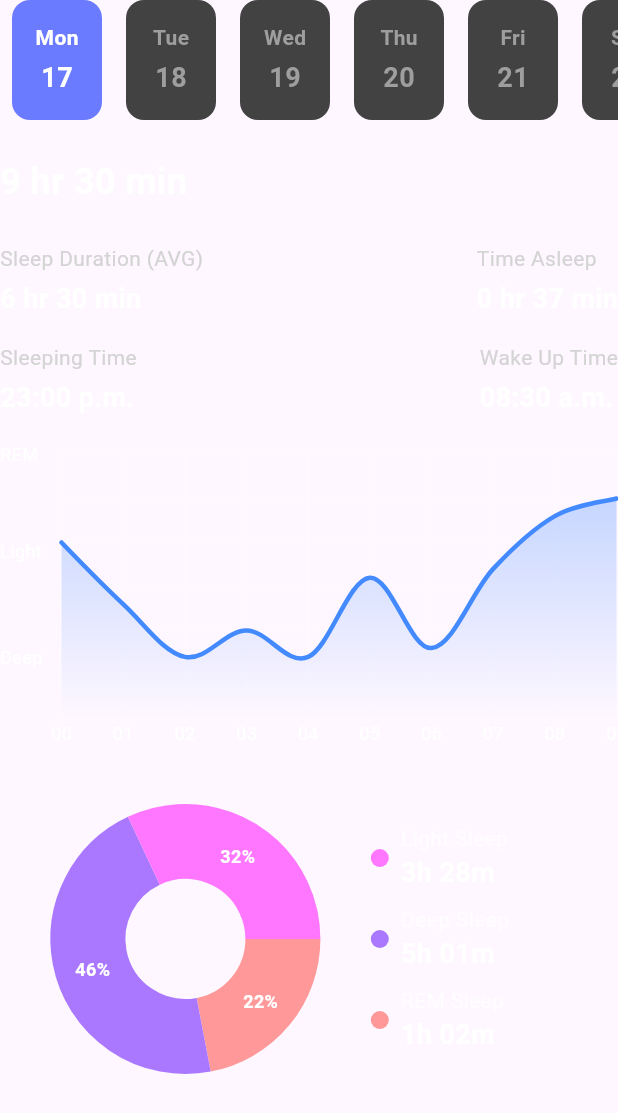
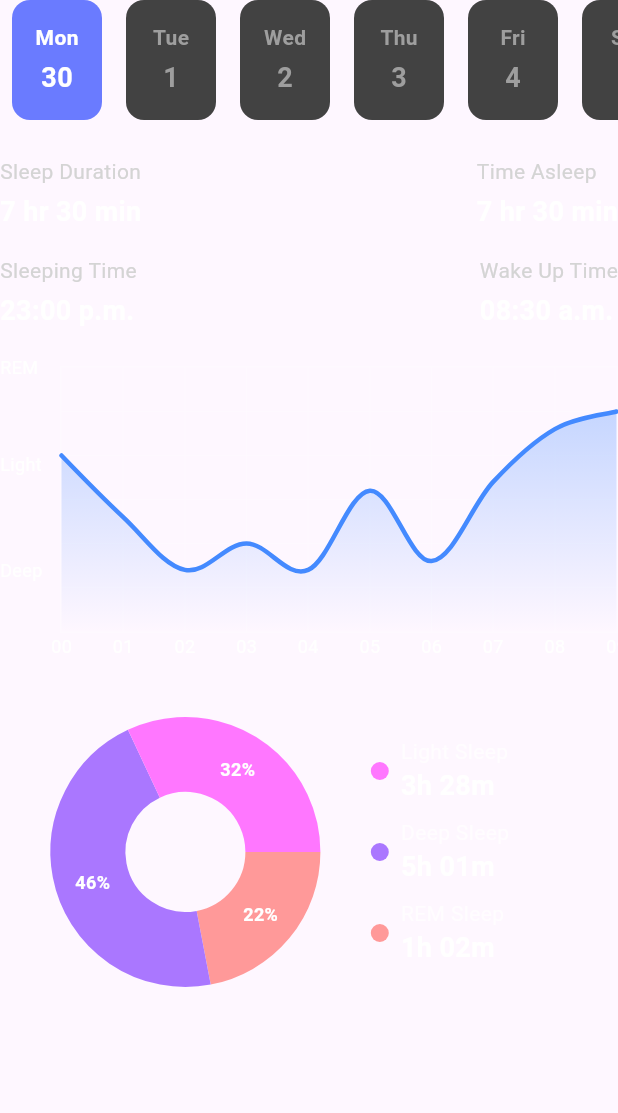
Before and after one commit to punipyuni/SleepPal, a Flutter app: the DayStatisticsView widget shown alone on an empty page, opened directly, after a tap on "Mon", on a phone screen of 412 x 824 dp. Shown: the top 1113 px of the screen. Run offline on Flutter 3.47's test engine with Material 3 defaults, Android fonts, the phone set to English and light mode, and no system bars; drawn by our look-alikes of fl_chart; our stand-ins replace dash_chat_2; missing offline and left inert: health; network calls fail.

Commit message:
Update bar chart and day selector

```diff
--- a/lib/widgets/day_selector.dart
+++ b/lib/widgets/day_selector.dart
@@ -1,36 +1,35 @@
 import 'package:flutter/material.dart';
 import '../widgets/day_button.dart';
+import '../widgets/sleep_stat_provider.dart';
+import 'package:provider/provider.dart';
+
 class DaySelector extends StatelessWidget {
-  final int selectedIndex;
-  final Function(int) onSelected;
-
-  const DaySelector({
-    Key? key,
-    required this.selectedIndex,
-    required this.onSelected,
-  }) : super(key: key);
-
   @override
   Widget build(BuildContext context) {
+    return Consumer<SleepStatisticsProvider>(
+      builder: (context, provider, child) {
         final List<String> days = ['Mon', 'Tue', 'Wed', 'Thu', 'Fri', 'Sat', 'Sun'];
 
         return Container(
-      height: 80, // Adjust height as needed
+          height: 80,
           child: ListView.builder(
             scrollDirection: Axis.horizontal,
             itemCount: 7,
             itemBuilder: (context, index) {
+              final date = provider.getDateForIndex(index);
               return Padding(
                 padding: EdgeInsets.symmetric(horizontal: 8),
                 child: DayButton(
                   day: days[index],
-              date: (index + 17).toString(), // Simplified date logic
-              isSelected: index == selectedIndex,
-              onTap: () => onSelected(index),
+                  date: date.day.toString(),
+                  isSelected: index == provider.selectedDayIndex,
+                  onTap: () => provider.selectDayInDayView(index),
                 ),
               );
             },
           ),
         );
+      },
+    );
   }
 }
--- a/lib/widgets/day_stat_view.dart
+++ b/lib/widgets/day_stat_view.dart
@@ -4,12 +4,8 @@ import '../widgets/day_selector.dart';
 import '../widgets/sleep_phase_chart.dart';
 import '../widgets/sleep_pie_chart.dart';
 import '../widgets/statistic_item.dart';
-import '../widgets/day_week_selector.dart';
-import '../widgets/stats_header.dart';
 import '../widgets/sleep_stat_provider.dart';
 import 'package:provider/provider.dart';
-import 'week_stat_view.dart';
-
 
 class DayStatisticsView extends StatelessWidget {
   @override
@@ -19,29 +15,21 @@ class DayStatisticsView extends StatelessWidget {
         return Column(
           crossAxisAlignment: CrossAxisAlignment.start,
           children: [
-            DaySelector(
-              selectedIndex: provider.selectedDayIndex,
-              onSelected: provider.selectDayInDayView,
-            ),
-            SizedBox(height: 24),
-            Text(
-              '9 hr 30 min', // This should be fetched from the provider based on the selected day
-              style: TextStyle(fontSize: 24, fontWeight: FontWeight.bold, color: Colors.white),
-            ),
+            DaySelector(),
             SizedBox(height: 24),
             Row(
               mainAxisAlignment: MainAxisAlignment.spaceBetween,
               children: [
-                StatisticItem(title: 'Sleep Duration (AVG)', value: '6 hr 30 min'),
-                StatisticItem(title: 'Time Asleep', value: '0 hr 37 min'),
+                StatisticItem(title: 'Sleep Duration', value: provider.selectedDaySleepDuration),
+                StatisticItem(title: 'Time Asleep', value: provider.selectedDayTimeAsleep),
               ],
             ),
             SizedBox(height: 16),
             Row(
               mainAxisAlignment: MainAxisAlignment.spaceBetween,
               children: [
-                StatisticItem(title: 'Sleeping Time', value: '23:00 p.m.'),
-                StatisticItem(title: 'Wake Up Time', value: '08:30 a.m.'),
+                StatisticItem(title: 'Sleeping Time', value: provider.selectedDaySleepingTime),
+                StatisticItem(title: 'Wake Up Time', value: provider.selectedDayWakeUpTime),
               ],
             ),
             SizedBox(height: 24),
--- a/lib/widgets/sleep_stat_provider.dart
+++ b/lib/widgets/sleep_stat_provider.dart
@@ -51,10 +51,22 @@ import 'package:flutter/foundation.dart';
 
 class SleepStatisticsProvider with ChangeNotifier {
   bool _isDayView = true;
-  int _selectedDayIndex = 0; // For day view
-  int? _selectedWeekDayIndex; // For week view
+  late DateTime _currentWeekStart;
+  late int _selectedDayIndex;
+  int? _selectedWeekDayIndex;
+
+  SleepStatisticsProvider() {
+    _initializeDates();
+  }
+
+  void _initializeDates() {
+    final now = DateTime.now();
+    _currentWeekStart = now.subtract(Duration(days: now.weekday - 1));
+    _selectedDayIndex = now.weekday - 1; // 0-based index (0 = Monday, 6 = Sunday)
+  }
+
   List<Map<String, dynamic>> _weeklyData = [
-    {
+     {
       'day': 'Mon',
       'duration': Duration(hours: 7, minutes: 30),
       'rem': Duration(hours: 1, minutes: 30),
@@ -70,47 +82,45 @@ class SleepStatisticsProvider with ChangeNotifier {
     },
     {
       'day': 'Wed',
-      'duration': Duration(hours: 9, minutes: 0),
+      'duration': Duration(hours: 9, minutes: 30),
       'rem': Duration(hours: 2, minutes: 0),
       'light': Duration(hours: 5, minutes: 30),
       'deep': Duration(hours: 1, minutes: 30),
     },
     {
       'day': 'Thu',
-      'duration': Duration(hours: 6, minutes: 45),
+      'duration': Duration(hours: 5, minutes: 50),
       'rem': Duration(hours: 1, minutes: 15),
       'light': Duration(hours: 3, minutes: 30),
       'deep': Duration(hours: 2, minutes: 0),
     },
     {
       'day': 'Fri',
-      'duration': Duration(hours: 6, minutes: 45),
+      'duration': Duration(hours: 8, minutes: 34),
       'rem': Duration(hours: 1, minutes: 15),
       'light': Duration(hours: 3, minutes: 30),
       'deep': Duration(hours: 2, minutes: 0),
     },
     {
       'day': 'Sat',
-      'duration': Duration(hours: 6, minutes: 45),
+      'duration': Duration(hours: 10, minutes: 11),
       'rem': Duration(hours: 1, minutes: 15),
       'light': Duration(hours: 3, minutes: 30),
       'deep': Duration(hours: 2, minutes: 0),
     },
     {
       'day': 'Sun',
-      'duration': Duration(hours: 6, minutes: 45),
+      'duration': Duration(hours: 9, minutes: 0),
       'rem': Duration(hours: 1, minutes: 15),
       'light': Duration(hours: 3, minutes: 30),
       'deep': Duration(hours: 2, minutes: 0),
     },
-    // Add similar data for Wed, Thu, Fri, Sat, Sun
+
   ];
 
-  bool get isDayView => _isDayView;
-  int get selectedDayIndex => _selectedDayIndex;
-  int? get selectedWeekDayIndex => _selectedWeekDayIndex;
+    List<Map<String, dynamic>> get weeklyChartData {
+    final maxDuration = _weeklyData.map((day) => day['duration'] as Duration).reduce((a, b) => a > b ? a : b);
 
-  List<Map<String, dynamic>> get weeklyData {
     return _weeklyData.map((day) {
       final totalMinutes = day['duration'].inMinutes;
       return {
@@ -118,17 +128,50 @@ class SleepStatisticsProvider with ChangeNotifier {
         'remFactor': day['rem'].inMinutes / totalMinutes,
         'lightFactor': day['light'].inMinutes / totalMinutes,
         'deepFactor': day['deep'].inMinutes / totalMinutes,
+        'totalDuration': day['duration'] as Duration,
+        'heightFactor': (day['duration'] as Duration).inMinutes / maxDuration.inMinutes,
       };
     }).toList();
   }
 
-  String? get selectedWeekDayDuration {
-    if (_selectedWeekDayIndex != null && _selectedWeekDayIndex! >= 0 && _selectedWeekDayIndex! < _weeklyData.length) {
-      final duration = _weeklyData[_selectedWeekDayIndex!]['duration'] as Duration;
-      return '${duration.inHours} hr ${duration.inMinutes.remainder(60)} min';
-    }
-    return null;
+  bool get isDayView => _isDayView;
+  int get selectedDayIndex => _selectedDayIndex;
+  int? get selectedWeekDayIndex => _selectedWeekDayIndex;
+  DateTime get currentWeekStart => _currentWeekStart;
+
+  List<Map<String, dynamic>> get weeklyData => _weeklyData;
+
+  Map<String, dynamic> get selectedDayData =>
+      _selectedWeekDayIndex != null ? _weeklyData[_selectedWeekDayIndex!] : _weeklyData[_selectedDayIndex];
+
+  String get selectedDayDuration {
+    final duration = selectedDayData['duration'] as Duration;
+    return '${duration.inHours} hr ${duration.inMinutes.remainder(60)} min';
   }
+
+  String get selectedDaySleepDuration => selectedDayDuration;
+
+  String get selectedDayTimeAsleep {
+    final rem = selectedDayData['rem'] as Duration;
+    final light = selectedDayData['light'] as Duration;
+    final deep = selectedDayData['deep'] as Duration;
+    final totalAsleep = rem + light + deep;
+    return '${totalAsleep.inHours} hr ${totalAsleep.inMinutes.remainder(60)} min';
+  }
+
+  String get selectedDaySleepingTime {
+    // Assuming you store sleeping time in your data model
+    // If not, you might want to calculate it based on your data
+    return '23:00 p.m.';
+  }
+
+  String get selectedDayWakeUpTime {
+    // Assuming you store wake up time in your data model
+    // If not, you might want to calculate it based on your data
+    return '08:30 a.m.';
+  }
+
+  // ... (keep the rest of the methods from the previous version)
 
   void toggleView(bool isDay) {
     _isDayView = isDay;
@@ -137,13 +180,16 @@ class SleepStatisticsProvider with ChangeNotifier {
 
   void selectDayInDayView(int index) {
     _selectedDayIndex = index;
+    _selectedWeekDayIndex = null;
     notifyListeners();
   }
 
-  void selectDayInWeekView(int? index) {
+  void selectDayInWeekView(int index) {
     _selectedWeekDayIndex = index;
     notifyListeners();
   }
 
-  // Add more methods as needed for fetching and updating sleep statistics data
+  DateTime getDateForIndex(int index) {
+    return _currentWeekStart.add(Duration(days: index));
+  }
 }
--- a/lib/widgets/week_stat_view.dart
+++ b/lib/widgets/week_stat_view.dart
@@ -15,17 +15,17 @@ class WeekStatisticsView extends StatelessWidget {
           children: [
             SizedBox(height: 16),
             Text(
-              provider.selectedWeekDayDuration ?? '--:--',
+              provider.selectedDayDuration ?? '--:--',
               style: TextStyle(
                   fontSize: 24,
                   fontWeight: FontWeight.bold,
                   color: Colors.white),
             ),
             SizedBox(height: 16),
-            WeeklyBarChart(
-  data: provider.weeklyData,
-  onBarSelected: provider.selectDayInWeekView,
-),
+           WeeklyBarChart(
+              data: provider.weeklyChartData,
+              onBarSelected: provider.selectDayInWeekView,
+            ),
             SizedBox(height: 24),
             StatisticItem(title: 'Sleep Duration (AVG)', value: '6 hr 30 min'),
             SizedBox(height: 16),
@@ -57,7 +57,7 @@ class WeekStatisticsView extends StatelessWidget {
 }
 
 class WeeklyBarChart extends StatelessWidget {
-  final List<Map<String, dynamic>> data; // Adjusted to specify the type
+  final List<Map<String, dynamic>> data;
   final Function(int) onBarSelected;
 
   WeeklyBarChart({required this.data, required this.onBarSelected});
@@ -74,7 +74,9 @@ class WeeklyBarChart extends StatelessWidget {
           final double remFactor = item['remFactor'] ?? 0.0;
           final double lightFactor = item['lightFactor'] ?? 0.0;
           final double deepFactor = item['deepFactor'] ?? 0.0;
+          final double heightFactor = item['heightFactor'] ?? 0.0;
           final String day = item['day'] ?? 'N/A';
+          final Duration totalDuration = item['totalDuration'] ?? Duration.zero;
 
           return GestureDetector(
             onTap: () => onBarSelected(index),
@@ -84,12 +86,12 @@ class WeeklyBarChart extends StatelessWidget {
                 Flexible(
                   child: Container(
                     width: 20,
+                    height: 150 * heightFactor,
                     child: Column(
-                      mainAxisAlignment: MainAxisAlignment.end,
                       children: [
-                        _buildSegment(remFactor, Color(0xFFFF9AA2), isTopSegment: true), // Rounded top for REM
-                        _buildSegment(lightFactor, Color(0xFFFFB7B2)), // Square corners for Light
-                        _buildSegment(deepFactor, Color(0xFF800080)), // Square corners for Deep
+                        _buildSegment(remFactor, Color(0xFFFF9AA2), isTopSegment: true),
+                        _buildSegment(lightFactor, Color(0xFFFFB7B2)),
+                        _buildSegment(deepFactor, Color(0xFF800080), isBottomSegment: true),
                       ],
                     ),
                   ),
@@ -107,20 +109,21 @@ class WeeklyBarChart extends StatelessWidget {
     );
   }
 
-  Widget _buildSegment(double factor, Color color, {bool isTopSegment = false}) {
-    return Container(
-      height: factor * 150,
-      width: 30,
-      decoration: BoxDecoration(
-        color: color,
-        borderRadius: isTopSegment
-            ? BorderRadius.vertical(top: Radius.circular(8)) // Rounded top for REM
-            : BorderRadius.zero, // Square corners for Light and Deep
+  Widget _buildSegment(double factor, Color color, {bool isTopSegment = false, bool isBottomSegment = false}) {
+    return Expanded(
+      flex: (factor * 100).round(),
+      child: Container(
+        decoration: BoxDecoration(
+          color: color,
+          borderRadius: BorderRadius.vertical(
+            top: isTopSegment ? Radius.circular(8) : Radius.zero,
+            bottom: isBottomSegment ? Radius.circular(8) : Radius.zero,
+          ),
+        ),
       ),
     );
   }
 }
-
 class SleepScoreWidget extends StatelessWidget {
   final int score;
 
```
Also changed, not shown: 1 other file. Lines whose indentation alone changed are shown as unchanged.
